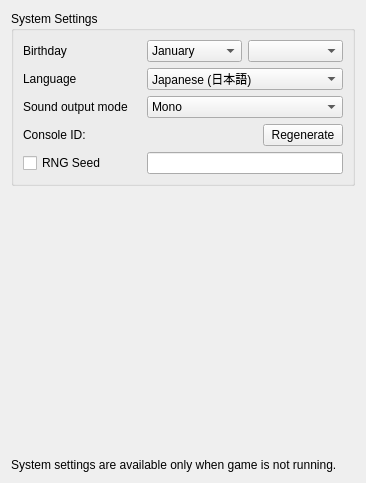
This is src/yuzu/configuration/configure_system.ui in rorrim-rorrim/eden-alt as Qt 5 draws it before an edit. The edited form follows.
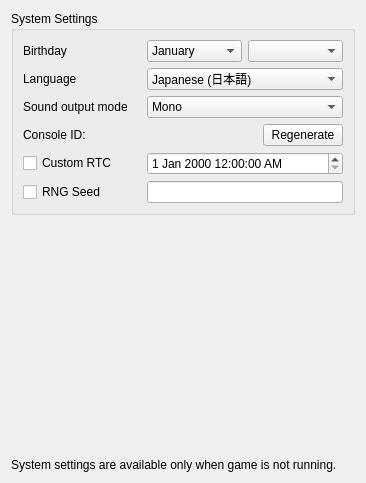
This is the edited form.

Commit message: qt: Provide UI to edit custom RTC settings

Patch:
```diff
--- a/src/yuzu/configuration/configure_system.ui
+++ b/src/yuzu/configuration/configure_system.ui
@@ -241,6 +241,13 @@
           </item>
          </widget>
         </item>
+        <item row="5" column="0">
+         <widget class="QCheckBox" name="rng_seed_checkbox">
+          <property name="text">
+           <string>RNG Seed</string>
+          </property>
+         </widget>
+        </item>
         <item row="1" column="0">
          <widget class="QLabel" name="label_language">
           <property name="text">
@@ -248,14 +255,7 @@
           </property>
          </widget>
         </item>
-        <item row="4" column="0">
-         <widget class="QCheckBox" name="rng_seed_checkbox">
-          <property name="text">
-           <string>RNG Seed</string>
-          </property>
-         </widget>
-        </item>
-        <item row="4" column="1">
+        <item row="5" column="1">
          <widget class="QLineEdit" name="rng_seed_edit">
           <property name="sizePolicy">
            <sizepolicy hsizetype="Minimum" vsizetype="Fixed">
@@ -276,6 +276,27 @@
           </property>
          </widget>
         </item>
+        <item row="4" column="0">
+         <widget class="QCheckBox" name="custom_rtc_checkbox">
+          <property name="text">
+           <string>Custom RTC</string>
+          </property>
+         </widget>
+        </item>
+        <item row="4" column="1">
+         <widget class="QDateTimeEdit" name="custom_rtc_edit">
+          <property name="minimumDate">
+           <date>
+            <year>1970</year>
+            <month>1</month>
+            <day>1</day>
+           </date>
+          </property>
+          <property name="displayFormat">
+           <string>d MMM yyyy h:mm:ss AP</string>
+          </property>
+         </widget>
+        </item>
        </layout>
       </widget>
      </item>
```
Left out of the diff: 42 changed lines with no effect on the pictures. The commit also changes 1 other file.
